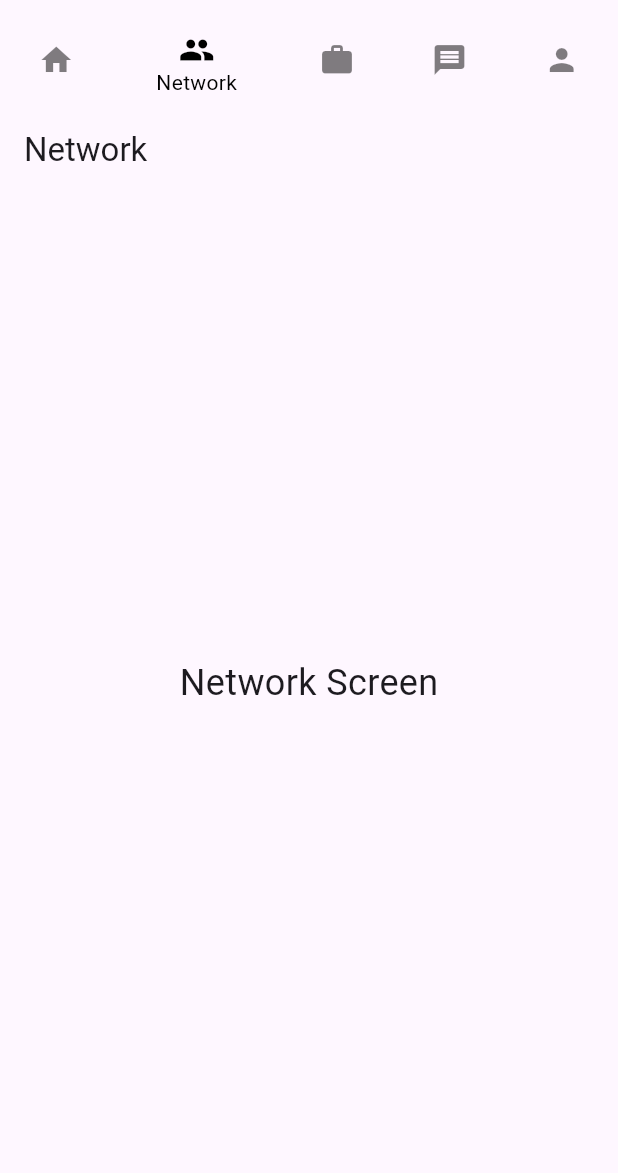
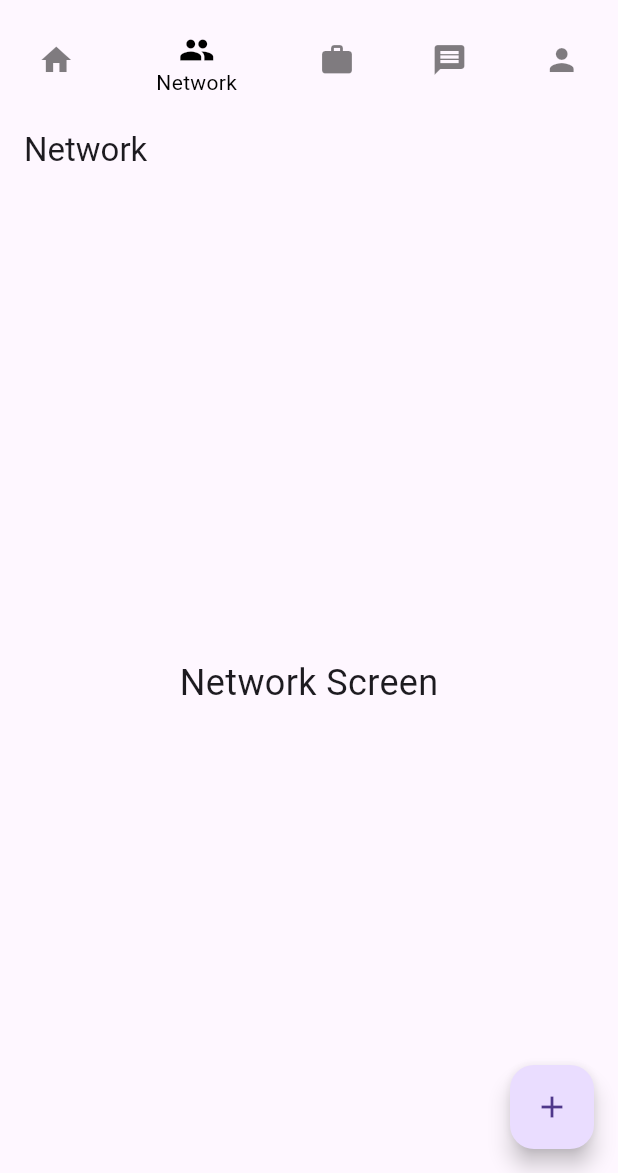
Before and after one commit to Kusumareddy28/mentor_match, a Flutter app: the screen it shows once a user with an empty profile is signed in, swiped to page 2, on a phone screen of 412 x 824 dp, the part 63-1236 px from its top. Run offline on Flutter 3.47's test engine with Material 3 defaults, Android fonts, the phone set to English and light mode, and no system bars; our stand-ins replace cloud_firestore, firebase_auth, firebase_core, firebase_storage, geocoding, geolocator and 1 more; accounts and stored records are empty.

Commit message:
Added features on Home screen

```diff
--- a/lib/pages/home_screen.dart
+++ b/lib/pages/home_screen.dart
@@ -1,8 +1,10 @@
 import 'package:flutter/material.dart';
-import './profile_page.dart'; // Import the profile screen Dart file
+import 'package:cloud_firestore/cloud_firestore.dart';
+import './profile_page.dart';
 import './network_screen.dart';
 import './jobs_screen.dart';
 import './message_screen.dart';
+import './picture_screen.dart';
 
 class HomeScreen extends StatefulWidget {
   @override
@@ -27,35 +29,19 @@ class _HomeScreenState extends State<HomeScreen> {
         leading: IconButton(
           icon: Icon(Icons.search),
           onPressed: () {
-            // Implement search functionality
             showSearch(context: context, delegate: DataSearch());
           },
         ),
       ),
       body: Column(
         children: [
-                    BottomNavigationBar(
-            items: [
-              BottomNavigationBarItem(
-                icon: Icon(Icons.home),
-                label: 'Home',
-              ),
-              BottomNavigationBarItem(
-                icon: Icon(Icons.people),
-                label: 'Network',
-              ),
-              BottomNavigationBarItem(
-                icon: Icon(Icons.work),
-                label: 'Jobs',
-              ),
-              BottomNavigationBarItem(
-                icon: Icon(Icons.message),
-                label: 'Messaging',
-              ),
-              BottomNavigationBarItem(
-                icon: Icon(Icons.person),
-                label: 'Profile',
-              ),
+          BottomNavigationBar(
+            items: const [
+              BottomNavigationBarItem(icon: Icon(Icons.home), label: 'Home'),
+              BottomNavigationBarItem(icon: Icon(Icons.people), label: 'Network'),
+              BottomNavigationBarItem(icon: Icon(Icons.work), label: 'Jobs'),
+              BottomNavigationBarItem(icon: Icon(Icons.message), label: 'Messaging'),
+              BottomNavigationBarItem(icon: Icon(Icons.person), label: 'Profile'),
             ],
             currentIndex: _selectedIndex,
             selectedItemColor: Colors.black,
@@ -74,9 +60,7 @@ class _HomeScreenState extends State<HomeScreen> {
           Expanded(
             child: PageView(
               children: [
-                Center(
-                  child: Text('Home Screen', style: TextStyle(fontSize: 24.0)),
-                ),
+                _buildHomePage(),
                 NetworkScreen(),
                 JobsScreen(),
                 MessagesScreen(),
@@ -90,45 +74,37 @@ class _HomeScreenState extends State<HomeScreen> {
               controller: _pageController,
             ),
           ),
-          // BottomNavigationBar(
-          //   items: [
-          //     BottomNavigationBarItem(
-          //       icon: Icon(Icons.home),
-          //       label: 'Home',
-          //     ),
-          //     BottomNavigationBarItem(
-          //       icon: Icon(Icons.people),
-          //       label: 'Network',
-          //     ),
-          //     BottomNavigationBarItem(
-          //       icon: Icon(Icons.work),
-          //       label: 'Jobs',
-          //     ),
-          //     BottomNavigationBarItem(
-          //       icon: Icon(Icons.message),
-          //       label: 'Messaging',
-          //     ),
-          //     BottomNavigationBarItem(
-          //       icon: Icon(Icons.person),
-          //       label: 'Profile',
-          //     ),
-          //   ],
-          //   currentIndex: _selectedIndex,
-          //   selectedItemColor: Colors.black,
-          //   unselectedItemColor: Colors.black.withOpacity(0.5),
-          //   onTap: (index) {
-          //     setState(() {
-          //       _selectedIndex = index;
-          //       _pageController.animateToPage(
-          //         index,
-          //         duration: Duration(milliseconds: 300),
-          //         curve: Curves.easeInOut,
-          //       );
-          //     });
-          //   },
-          // ),
         ],
       ),
+      floatingActionButton: FloatingActionButton(
+        onPressed: () async {
+          await Navigator.push(
+            context,
+            MaterialPageRoute(builder: (context) => PictureScreen()),
+          );
+          setState(() {}); // Refresh the home screen to display new pictures
+        },
+        child: Icon(Icons.add),
+      ),
+    );
+  }
+
+  Widget _buildHomePage() {
+    return StreamBuilder(
+      stream: FirebaseFirestore.instance.collection('pictures').snapshots(),
+      builder: (context, AsyncSnapshot<QuerySnapshot> snapshot) {
+        if (!snapshot.hasData) return Center(child: CircularProgressIndicator());
+        return ListView.builder(
+          itemCount: snapshot.data!.docs.length,
+          itemBuilder: (context, index) {
+            var doc = snapshot.data!.docs[index];
+            return ListTile(
+              title: Image.network(doc['url']),
+              subtitle: Text(doc['caption']),
+            );
+          },
+        );
+      },
     );
   }
 }
@@ -136,46 +112,32 @@ class _HomeScreenState extends State<HomeScreen> {
 class DataSearch extends SearchDelegate<String> {
   @override
   List<Widget> buildActions(BuildContext context) {
-    // Actions for app bar
     return [
-      IconButton(
-        icon: Icon(Icons.clear),
-        onPressed: () {
-          query = '';
-        },
-      )
+      IconButton(icon: Icon(Icons.clear), onPressed: () => query = ''),
     ];
   }
 
   @override
   Widget buildLeading(BuildContext context) {
-    // Leading icon on the left of the app bar
     return IconButton(
       icon: AnimatedIcon(
         icon: AnimatedIcons.menu_arrow,
         progress: transitionAnimation,
       ),
-      onPressed: () {
-        close(context, '');
-      },
+      onPressed: () => close(context, ''),
     );
   }
 
   @override
   Widget buildResults(BuildContext context) {
-    // Show some results based on the search
-    return Center(
-      child: Text(query),
-    );
+    return Center(child: Text(query));
   }
 
   @override
   Widget buildSuggestions(BuildContext context) {
-    // Show suggestions when typing
     final List<String> suggestionList = query.isEmpty
         ? ['Recent search']
         : ['Example suggestion 1', 'Example suggestion 2'];
-
     return ListView.builder(
       itemCount: suggestionList.length,
       itemBuilder: (context, index) => ListTile(
--- a/pubspec.yaml
+++ b/pubspec.yaml
@@ -39,6 +39,7 @@ dependencies:
   geocoding: ^3.0.0
   permission_handler: ^10.0.0
   cloud_firestore: ^4.5.0
+  http: ^0.13.3
 
 
 
```
Also changed, not shown: lib/pages/picture_screen.dart (added, +89 -0 lines), Mentor_Match.png (added), pubspec.lock, 1 other file.
